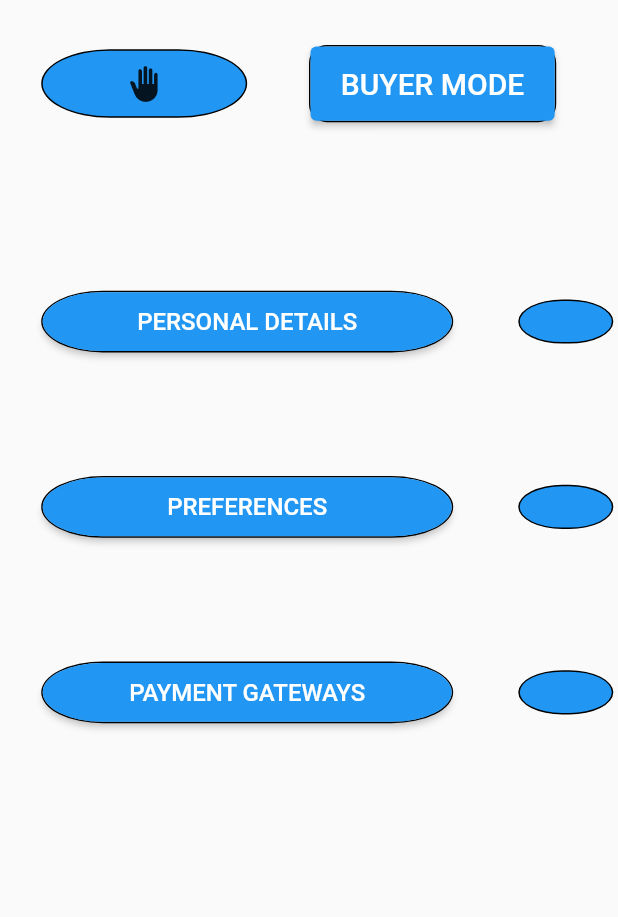
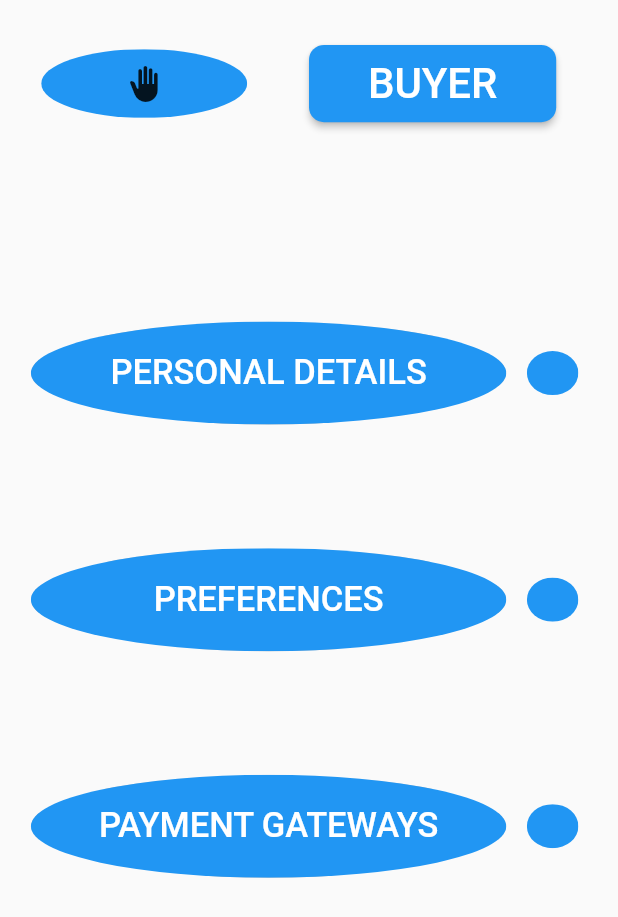
Before and after one commit to Murithidave/bizeplatform, a Flutter app: the Screen4 screen opened directly, on a phone screen of 412 x 824 dp. Shown: the top 917 px of the screen. Run offline on Flutter 3.47's test engine with Material 2 defaults, Android fonts, the phone set to English and light mode, and no system bars.

Commit message:
working navigation

```diff
--- a/lib/Screen_2-Default/UI.dart
+++ b/lib/Screen_2-Default/ui.dart
@@ -1,4 +1,4 @@
-import 'package:bizeplatform/Screen_3-Default/Ui_Screen_3.dart';
+import 'package:bizeplatform/Screen_3-Default/ui_Screen_3.dart';
 import 'package:flutter/material.dart';
 
 class defaultPage extends StatelessWidget{
--- a/lib/Screen_4-Default/UI_screen_4.dart
+++ /dev/null
@@ -1,220 +0,0 @@
-import 'package:flutter/material.dart';
-
-class Screen4 extends StatefulWidget {
-
-  const Screen4({Key? key}) : super(key: key);
-
-  @override
-  _Screen4State createState() => _Screen4State();
-}
-
-class _Screen4State extends State<Screen4> {
-  @override
-  Widget build(BuildContext context) {
-    //double textScale = MediaQuery.textScaleFactorOf(context);
-    //double thisDivisionFactor = 8;
-   return Scaffold(
-       body:SizedBox(
-         height: double.infinity,
-         width: double.infinity,
-         child: Column(
-           children: [
-             Row(
-               children: [
-                 SizedBox(
-                   //height: (MediaQuery.of(context).size.height/3.3),
-                   width: (MediaQuery.of(context).size.width/15.0),
-                 ),
-                 Container(
-                   height: (MediaQuery.of(context).size.height/18),
-                   width: (MediaQuery.of(context).size.width/3.0),
-                   decoration: BoxDecoration(
-                     color: Colors.blue,
-                       border: Border.all(
-                         color: Colors.black,
-                       ),
-                     borderRadius:const BorderRadius.all(Radius.elliptical(90,45)),
-                   ),
-                   alignment: Alignment.center,
-                   child: IconButton(
-                     icon:const Icon(Icons.back_hand),
-                     onPressed: () { },
-                   ),
-                 ),
-                 SizedBox(
-                   //height: (MediaQuery.of(context).size.height/3.3),
-                   width: (MediaQuery.of(context).size.width/10),
-                 ),
-                 Container(
-                   height: (MediaQuery.of(context).size.height/7.4),
-                   width: (MediaQuery.of(context).size.width/2.0),
-                   //color: Colors.greenAccent,
-                   alignment: Alignment.centerLeft,
-                   child: Container(
-                     height: (MediaQuery.of(context).size.height/16),
-                     width: (MediaQuery.of(context).size.width/2.5),
-                     decoration: BoxDecoration(
-                       border: Border.all(
-                         color: Colors.black,
-                       ),
-                         borderRadius: const BorderRadius.all(Radius.circular(12)),
-                     ),
-                     child:  ElevatedButton(
-                       child:  const Text("BUYER MODE",
-                         style: TextStyle(fontSize: 20.0, color: Colors.white,),),
-                       onPressed: (){},
-                     ),
-                   ),
-                 ),
-               ],
-             ),
-             SizedBox(
-               height: (MediaQuery.of(context).size.height/10),
-               //width: (MediaQuery.of(context).size.height/40.0),
-             ),
-
-             Row(
-               children: [
-                 SizedBox(
-                   //height: (MediaQuery.of(context).size.height/3.3),
-                   width: (MediaQuery.of(context).size.width/15.0),
-                 ),
-                 Container(
-                   height: (MediaQuery.of(context).size.height/20),
-                   width: (MediaQuery.of(context).size.width/1.5),
-                   decoration: BoxDecoration(
-                     border: Border.all(
-                       color: Colors.black,
-                     ),
-                     borderRadius:const BorderRadius.all(Radius.elliptical(90,45)),
-                   ),
-                   child:  ElevatedButton(
-                     onPressed: (){},
-                     style: ElevatedButton.styleFrom(
-                       //primary: Colors.lightGreen,
-                       shape: const RoundedRectangleBorder(borderRadius:BorderRadius.all(Radius.elliptical(90,45)),),
-                     ),
-                     child:  const Text("PERSONAL DETAILS",
-                       style: TextStyle(fontSize: 16.0, color: Colors.white,),),
-                   ),
-                 ),
-                 SizedBox(
-                   //height: (MediaQuery.of(context).size.height/3.3),
-                   width: (MediaQuery.of(context).size.width/9.5),
-                 ),
-                 Container(
-                   height: (MediaQuery.of(context).size.height/28),
-                   width: (MediaQuery.of(context).size.width/6.5),
-                   decoration: BoxDecoration(
-                     color: Colors.blue,
-                     border: Border.all(
-                       color: Colors.black,
-                     ),
-                     borderRadius:const BorderRadius.all(Radius.elliptical(90,45)),
-                   ),
-
-                 ),
-               ],
-             ),
-             SizedBox(
-               height: (MediaQuery.of(context).size.height/10),
-               //width: (MediaQuery.of(context).size.height/40.0),
-             ),
-             Row(
-               children: [
-                 SizedBox(
-                   //height: (MediaQuery.of(context).size.height/3.3),
-                   width: (MediaQuery.of(context).size.width/15.0),
-                 ),
-                 Container(
-                   height: (MediaQuery.of(context).size.height/20),
-                   width: (MediaQuery.of(context).size.width/1.5),
-                   decoration: BoxDecoration(
-                     border: Border.all(
-                       color: Colors.black,
-                     ),
-                     borderRadius:const BorderRadius.all(Radius.elliptical(90,45)),
-                   ),
-                   child:  ElevatedButton(
-                     onPressed: (){},
-                     style: ElevatedButton.styleFrom(
-                       //primary: Colors.lightGreen,
-                       shape: const RoundedRectangleBorder(borderRadius:BorderRadius.all(Radius.elliptical(90,45)),),
-                     ),
-                     child:  const Text("PREFERENCES",
-                       style: TextStyle(fontSize: 16.0, color: Colors.white,),),
-                   ),
-                 ),
-                 SizedBox(
-                   //height: (MediaQuery.of(context).size.height/3.3),
-                   width: (MediaQuery.of(context).size.width/9.5),
-                 ),
-                 Container(
-                   height: (MediaQuery.of(context).size.height/28),
-                   width: (MediaQuery.of(context).size.width/6.5),
-                   decoration: BoxDecoration(
-                     color: Colors.blue,
-                     border: Border.all(
-                       color: Colors.black,
-                     ),
-                     borderRadius:const BorderRadius.all(Radius.elliptical(90,45)),
-                   ),
-
-                 ),
-               ],
-             ),
-             SizedBox(
-               height: (MediaQuery.of(context).size.height/10),
-               //width: (MediaQuery.of(context).size.height/40.0),
-             ),
-             Row(
-               children: [
-                 SizedBox(
-                   //height: (MediaQuery.of(context).size.height/3.3),
-                   width: (MediaQuery.of(context).size.width/15.0),
-                 ),
-                 Container(
-                   height: (MediaQuery.of(context).size.height/20),
-                   width: (MediaQuery.of(context).size.width/1.5),
-                   decoration: BoxDecoration(
-                     border: Border.all(
-                       color: Colors.black,
-                     ),
-                     borderRadius:const BorderRadius.all(Radius.elliptical(90,45)),
-                   ),
-                   child:  ElevatedButton(
-                     onPressed: (){},
-                     style: ElevatedButton.styleFrom(
-                       //primary: Colors.lightGreen,
-                       shape: const RoundedRectangleBorder(borderRadius:BorderRadius.all(Radius.elliptical(90,45)),),
-                     ),
-                     child:  const Text("PAYMENT GATEWAYS",
-                       style: TextStyle(fontSize: 16.0, color: Colors.white,),),
-                   ),
-                 ),
-                 SizedBox(
-                   //height: (MediaQuery.of(context).size.height/3.3),
-                   width: (MediaQuery.of(context).size.width/9.5),
-                 ),
-                 Container(
-                   height: (MediaQuery.of(context).size.height/28),
-                   width: (MediaQuery.of(context).size.width/6.5),
-                   decoration: BoxDecoration(
-                     color: Colors.blue,
-                     border: Border.all(
-                       color: Colors.black,
-                     ),
-                     borderRadius:const BorderRadius.all(Radius.elliptical(90,45)),
-                   ),
-
-                 ),
-
-               ],
-             ),
-           ],
-         ),
-       ),
-    );
-  }
-
-}
--- /dev/null
+++ b/lib/Screen_4-Default/ui_screen_4.dart
@@ -0,0 +1,169 @@
+import 'package:flutter/material.dart';
+
+class Screen4 extends StatefulWidget {
+
+  const Screen4({Key? key}) : super(key: key);
+
+  @override
+  _Screen4State createState() => _Screen4State();
+}
+
+class _Screen4State extends State<Screen4> {
+  @override
+  Widget build(BuildContext context) {
+    double textScaleHere = MediaQuery.textScaleFactorOf(context);
+    double buttonDivisionFactor = 23;
+   return Scaffold(
+       body:SizedBox(
+         height: double.infinity,
+         width: double.infinity,
+         child: Column(
+           children: [
+             Row(
+               children: [
+                 SizedBox(
+                   //height: (MediaQuery.of(context).size.height/3.3),
+                   width: (MediaQuery.of(context).size.width/15.0),
+                 ),
+                 ClipOval(
+                   child:Container(
+                     height: (MediaQuery.of(context).size.height/18),
+                     width: (MediaQuery.of(context).size.width/3.0),
+                     color: Colors.blue,
+                     child: IconButton(
+                       icon:const Icon(Icons.back_hand),
+                       onPressed: () { },
+                     ),
+                   ),
+                 ),
+                 SizedBox(
+                   //height: (MediaQuery.of(context).size.height/3.3),
+                   width: (MediaQuery.of(context).size.width/10),
+                 ),
+                 Container(
+                   height: (MediaQuery.of(context).size.height/7.4),
+                   width: (MediaQuery.of(context).size.width/2.0),
+                   //color: Colors.greenAccent,
+                   alignment: Alignment.centerLeft,
+                   child: Container(
+                     height: (MediaQuery.of(context).size.height/16),
+                     width: (MediaQuery.of(context).size.width/2.5),
+                     decoration: const BoxDecoration(borderRadius: BorderRadius.all(Radius.circular(12)),),
+                     child:  ElevatedButton(
+                       style: ElevatedButton.styleFrom(shape: RoundedRectangleBorder(borderRadius: BorderRadius.circular(10.0),),),
+                       onPressed: (){},
+                       child: Text("BUYER",style: TextStyle(fontSize: textScaleHere*28 , color: Colors.white,),),
+                     ),
+                   ),
+                 ),
+               ],
+             ),
+             SizedBox(
+               height: (MediaQuery.of(context).size.height/8),
+               //width: (MediaQuery.of(context).size.height/40.0),
+             ),
+             Row(
+               children: [
+                 SizedBox(
+                   //height: (MediaQuery.of(context).size.height/3.3),
+                   width: (MediaQuery.of(context).size.width/20.0),
+                 ),
+                 ClipOval(
+                   child: SizedBox(
+                     height: (MediaQuery.of(context).size.height/12),
+                     width: (MediaQuery.of(context).size.width/1.3),
+                     child:  ElevatedButton(
+                       onPressed: (){},
+                       child:Text("PERSONAL DETAILS",
+                         style: TextStyle(fontSize: textScaleHere*buttonDivisionFactor , color: Colors.white,),),
+                     ),
+                   ),
+                 ),
+                 SizedBox(
+                   //height: (MediaQuery.of(context).size.height/3.3),
+                   width: (MediaQuery.of(context).size.width/30),
+                 ),
+                 ClipOval(
+                   child: Container(
+                     height: (MediaQuery.of(context).size.height/28),
+                     width: (MediaQuery.of(context).size.width/12),
+                     color: Colors.blue,
+                   ),
+                 ),
+               ],
+             ),
+             SizedBox(
+               height: (MediaQuery.of(context).size.height/10),
+               //width: (MediaQuery.of(context).size.height/40.0),
+             ),
+             Row(
+               children: [
+                 SizedBox(
+                   //height: (MediaQuery.of(context).size.height/3.3),
+                   width: (MediaQuery.of(context).size.width/20.0),
+                 ),
+                 ClipOval(
+                   child: SizedBox(
+                     height: (MediaQuery.of(context).size.height/12),
+                     width: (MediaQuery.of(context).size.width/1.3),
+                     child:  ElevatedButton(
+                       onPressed: (){},
+                       child:  Text("PREFERENCES",
+                         style: TextStyle(fontSize: textScaleHere*buttonDivisionFactor, color: Colors.white,),),
+                     ),
+                   ),
+                 ),
+                 SizedBox(
+                   //height: (MediaQuery.of(context).size.height/3.3),
+                   width: (MediaQuery.of(context).size.width/30),
+                 ),
+                 ClipOval(
+                   child: Container(
+                     height: (MediaQuery.of(context).size.height/28),
+                     width: (MediaQuery.of(context).size.width/12),
+                     color: Colors.blue,
+                   ),
+                 ),
+               ],
+             ),
+             SizedBox(
+               height: (MediaQuery.of(context).size.height/10),
+               //width: (MediaQuery.of(context).size.height/40.0),
+             ),
+             Row(
+               children: [
+                 SizedBox(
+                   //height: (MediaQuery.of(context).size.height/3.3),
+                   width: (MediaQuery.of(context).size.width/20.0),
+                 ),
+                 ClipOval(
+                   child: SizedBox(
+                     height: (MediaQuery.of(context).size.height/12),
+                     width: (MediaQuery.of(context).size.width/1.3),
+                     child:  ElevatedButton(
+                       onPressed: (){},
+                       child:  Text("PAYMENT GATEWAYS",
+                         style: TextStyle(fontSize: textScaleHere*buttonDivisionFactor, color: Colors.white,),),
+                     ),
+                   ),
+                 ),
+                 SizedBox(
+                   //height: (MediaQuery.of(context).size.height/3.3),
+                   width: (MediaQuery.of(context).size.width/30),
+                 ),
+                 ClipOval(
+                   child: Container(
+                     height: (MediaQuery.of(context).size.height/28),
+                     width: (MediaQuery.of(context).size.width/12),
+                     color: Colors.blue,
+                   ),
+                 ),
+               ],
+             ),
+           ],
+         ),
+       ),
+    );
+  }
+
+}
--- a/lib/main.dart
+++ b/lib/main.dart
@@ -1,5 +1,5 @@
 import 'package:flutter/material.dart';
-import 'Screen_2-Default/UI.dart';
+import 'Screen_2-Default/ui.dart';
 
 
 //Well have the screens transitions operated from here..
```
Also changed, not shown: lib/Screen_3-Default/ui_Screen_3.dart (renamed from lib/Screen_3-Default/Ui_Screen_3.dart, +27 -69 lines), lib/Screen_5-Default/ui_screen_5.dart (added).
